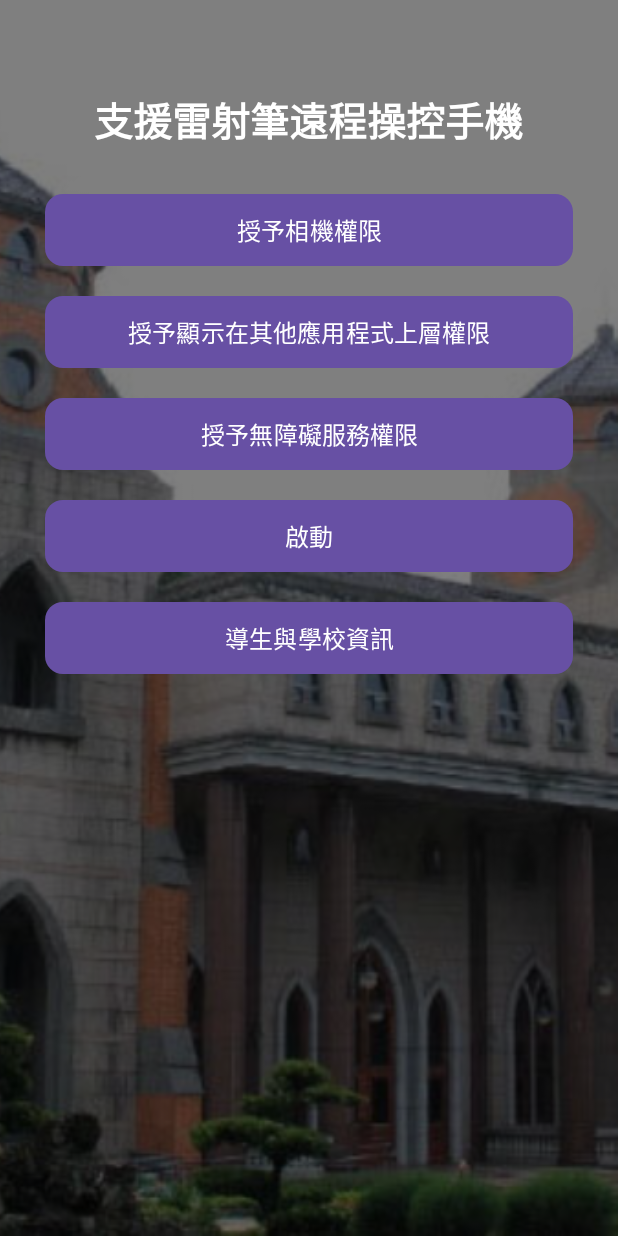
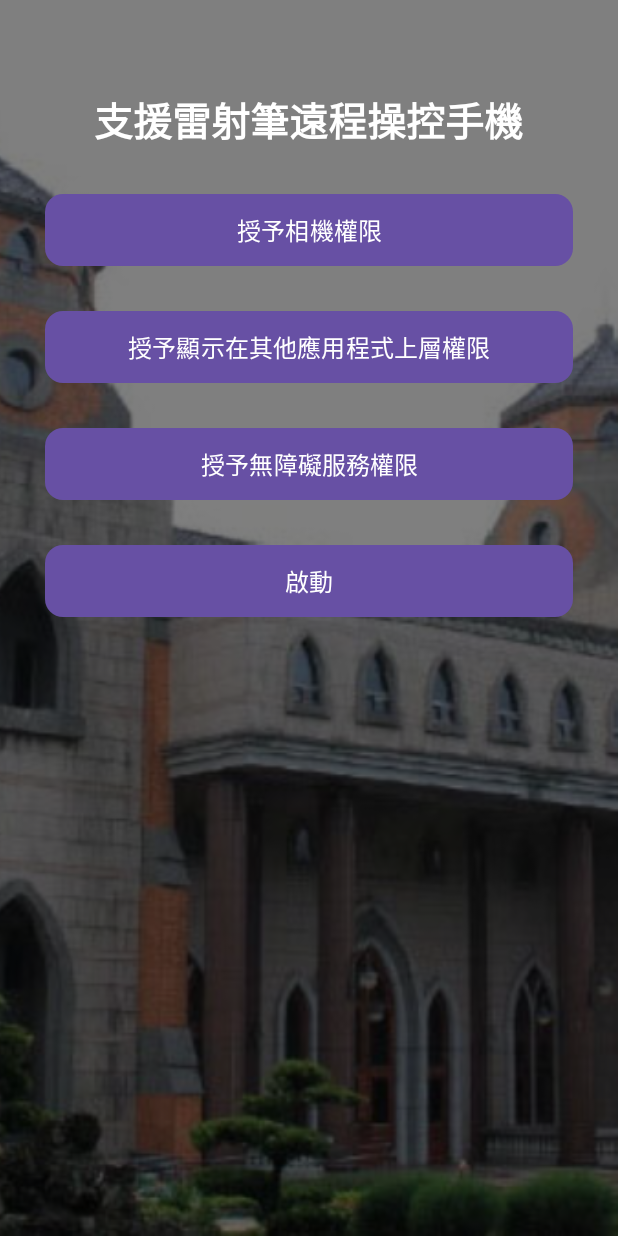
Before and after one commit to YiLong0120/AndroidLaserPenLastest, an Android app: the StartScreenActivity screen opened directly, with no data from a screen before it, on a phone screen of 412 x 824 dp. Run offline under Robolectric (Android 15) with nearby library versions, the phone set to English and light mode, and no system bars.

Commit message:
最新版本

```diff
--- a/app/src/main/java/com/example/laserpenv1/StartScreenActivity.java
+++ b/app/src/main/java/com/example/laserpenv1/StartScreenActivity.java
@@ -27,18 +27,18 @@ public class StartScreenActivity extends AppCompatActivity {
         super.onCreate(savedInstanceState);
         setContentView(R.layout.activity_start_screen);
 
-        Button teacherInfoButton = findViewById(R.id.teacherInfoButton);
+//        Button teacherInfoButton = findViewById(R.id.teacherInfoButton);
         Button cameraPermissionButton = findViewById(R.id.cameraPermissionButton);
         Button overlayPermissionButton = findViewById(R.id.overlayPermissionButton);
         Button accessibilityPermissionButton = findViewById(R.id.accessibilityPermissionButton);
         Button startButton = findViewById(R.id.startButton);
         View fogView = findViewById(R.id.fogView);
 
-        // 老師資訊按鈕
-        teacherInfoButton.setOnClickListener(v -> {
-            Intent intent = new Intent(StartScreenActivity.this, StudentAndSchoolInfoActivity.class);
-            startActivity(intent);
-        });
+//        // 老師資訊按鈕
+//        teacherInfoButton.setOnClickListener(v -> {
+//            Intent intent = new Intent(StartScreenActivity.this, StudentAndSchoolInfoActivity.class);
+//            startActivity(intent);
+//        });
 
         // 權限按鈕
         cameraPermissionButton.setOnClickListener(v -> requestCameraPermission());
--- a/app/src/main/res/layout/activity_start_screen.xml
+++ b/app/src/main/res/layout/activity_start_screen.xml
@@ -48,7 +48,7 @@
             android:layout_width="match_parent"
             android:layout_height="wrap_content"
             android:text="授予相機權限"
-            android:layout_marginBottom="20dp"
+            android:layout_marginBottom="30dp"
             android:background="@drawable/button_background"
             android:textColor="#FFFFFF"
             android:textSize="16sp" />
@@ -59,7 +59,7 @@
             android:layout_width="match_parent"
             android:layout_height="wrap_content"
             android:text="授予顯示在其他應用程式上層權限"
-            android:layout_marginBottom="20dp"
+            android:layout_marginBottom="30dp"
             android:background="@drawable/button_background"
             android:textColor="#FFFFFF"
             android:textSize="16sp" />
@@ -70,7 +70,7 @@
             android:layout_width="match_parent"
             android:layout_height="wrap_content"
             android:text="授予無障礙服務權限"
-            android:layout_marginBottom="20dp"
+            android:layout_marginBottom="30dp"
             android:background="@drawable/button_background"
             android:textColor="#FFFFFF"
             android:textSize="16sp" />
@@ -81,20 +81,20 @@
             android:layout_width="match_parent"
             android:layout_height="wrap_content"
             android:text="啟動"
-            android:layout_marginBottom="20dp"
+            android:layout_marginBottom="30dp"
             android:background="@drawable/button_background"
             android:textColor="#FFFFFF"
             android:textSize="16sp" />
 
-        <!-- 老師資訊按鈕 -->
-        <Button
-            android:id="@+id/teacherInfoButton"
-            android:layout_width="match_parent"
-            android:layout_height="wrap_content"
-            android:text="導生與學校資訊"
-            android:layout_marginBottom="20dp"
-            android:background="@drawable/button_background"
-            android:textColor="#FFFFFF"
-            android:textSize="16sp" />
+<!--        &lt;!&ndash; 老師資訊按鈕 &ndash;&gt;-->
+<!--        <Button-->
+<!--            android:id="@+id/teacherInfoButton"-->
+<!--            android:layout_width="match_parent"-->
+<!--            android:layout_height="wrap_content"-->
+<!--            android:text="導生與學校資訊"-->
+<!--            android:layout_marginBottom="20dp"-->
+<!--            android:background="@drawable/button_background"-->
+<!--            android:textColor="#FFFFFF"-->
+<!--            android:textSize="16sp" />-->
     </LinearLayout>
 </RelativeLayout>
```
Also changed, not shown: app/src/main/java/com/example/laserpenv1/FloatingCameraService.java (+20 -23 lines), app/src/main/java/com/example/laserpenv1/OpenCVProcessor.java (+120 -100 lines).
